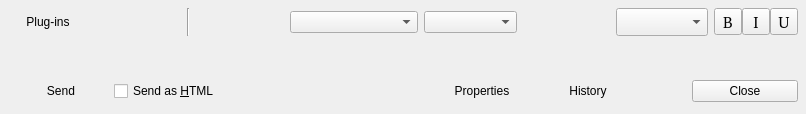
This is rzxchatui_mac.ui in Fruneau/qRezix as Qt 5 draws it before an edit. The edited form follows.
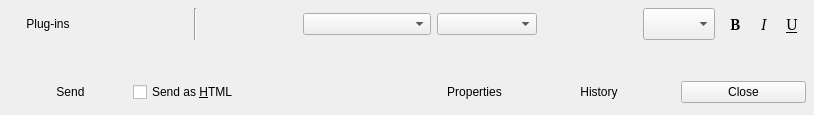
This is the edited form. Custom widgets are drawn as their Qt base class.

```diff
--- a/rzxchatui_mac.ui
+++ b/rzxchatui_mac.ui
@@ -8,8 +8,8 @@
    <rect>
     <x>0</x>
     <y>0</y>
-    <width>806</width>
-    <height>114</height>
+    <width>814</width>
+    <height>107</height>
    </rect>
   </property>
   <property name="sizePolicy" >
@@ -60,175 +60,6 @@
      </property>
     </widget>
    </item>
-   <item row="2" column="0" >
-    <layout class="QHBoxLayout" >
-     <property name="margin" >
-      <number>0</number>
-     </property>
-     <property name="spacing" >
-      <number>0</number>
-     </property>
-     <item>
-      <widget class="QPushButton" name="btnSend" >
-       <property name="sizePolicy" >
-        <sizepolicy>
-         <hsizetype>5</hsizetype>
-         <vsizetype>0</vsizetype>
-         <horstretch>0</horstretch>
-         <verstretch>0</verstretch>
-        </sizepolicy>
-       </property>
-       <property name="whatsThis" >
-        <string>&lt;h3>Send&lt;/h3>&lt;p>Send the message you have typed...&lt;br>It's a lot easier to use &lt;b>Enter&lt;/b>&lt;/p></string>
-       </property>
-       <property name="text" >
-        <string>Send</string>
-       </property>
-       <property name="shortcut" >
-        <string/>
-       </property>
-       <property name="flat" >
-        <bool>true</bool>
-       </property>
-      </widget>
-     </item>
-     <item>
-      <widget class="QCheckBox" name="cbSendHTML" >
-       <property name="whatsThis" >
-        <string>&lt;h3>Send as HTML&lt;/h3>&lt;p>When this case is checked, you can format your text&lt;/p>&lt;p>&lt;b>Warning : &lt;/b>some clients don't support HTML...&lt;/p></string>
-       </property>
-       <property name="text" >
-        <string>Send as &amp;HTML</string>
-       </property>
-       <property name="shortcut" >
-        <string>⌥H</string>
-       </property>
-      </widget>
-     </item>
-     <item>
-      <spacer>
-       <property name="orientation" >
-        <enum>Qt::Horizontal</enum>
-       </property>
-       <property name="sizeType" >
-        <enum>QSizePolicy::Minimum</enum>
-       </property>
-       <property name="sizeHint" >
-        <size>
-         <width>52</width>
-         <height>30</height>
-        </size>
-       </property>
-      </spacer>
-     </item>
-     <item>
-      <widget class="QPushButton" name="btnSound" >
-       <property name="whatsThis" >
-        <string>&lt;h3>Sound&lt;/h3>&lt;p>Enables/disables the sound which is played when a new message arrives&lt;/p></string>
-       </property>
-       <property name="text" >
-        <string/>
-       </property>
-       <property name="checkable" >
-        <bool>true</bool>
-       </property>
-       <property name="flat" >
-        <bool>true</bool>
-       </property>
-      </widget>
-     </item>
-     <item>
-      <spacer>
-       <property name="orientation" >
-        <enum>Qt::Horizontal</enum>
-       </property>
-       <property name="sizeType" >
-        <enum>QSizePolicy::Minimum</enum>
-       </property>
-       <property name="sizeHint" >
-        <size>
-         <width>52</width>
-         <height>30</height>
-        </size>
-       </property>
-      </spacer>
-     </item>
-     <item>
-      <widget class="QPushButton" name="btnProperties" >
-       <property name="sizePolicy" >
-        <sizepolicy>
-         <hsizetype>5</hsizetype>
-         <vsizetype>0</vsizetype>
-         <horstretch>0</horstretch>
-         <verstretch>0</verstretch>
-        </sizepolicy>
-       </property>
-       <property name="whatsThis" >
-        <string>&lt;h3>Properties&lt;/h3>&lt;p>Ask for the properties of the person you are talking to.&lt;/p></string>
-       </property>
-       <property name="text" >
-        <string>Properties</string>
-       </property>
-       <property name="checkable" >
-        <bool>true</bool>
-       </property>
-       <property name="flat" >
-        <bool>true</bool>
-       </property>
-      </widget>
-     </item>
-     <item>
-      <widget class="QPushButton" name="btnHistorique" >
-       <property name="sizePolicy" >
-        <sizepolicy>
-         <hsizetype>5</hsizetype>
-         <vsizetype>0</vsizetype>
-         <horstretch>0</horstretch>
-         <verstretch>0</verstretch>
-        </sizepolicy>
-       </property>
-       <property name="whatsThis" >
-        <string>&lt;h3>History&lt;/h3>&lt;p>If you want to read all your old chats with this person&lt;/p></string>
-       </property>
-       <property name="text" >
-        <string>History</string>
-       </property>
-       <property name="checkable" >
-        <bool>true</bool>
-       </property>
-       <property name="flat" >
-        <bool>true</bool>
-       </property>
-      </widget>
-     </item>
-     <item>
-      <spacer>
-       <property name="orientation" >
-        <enum>Qt::Horizontal</enum>
-       </property>
-       <property name="sizeType" >
-        <enum>QSizePolicy::Minimum</enum>
-       </property>
-       <property name="sizeHint" >
-        <size>
-         <width>51</width>
-         <height>20</height>
-        </size>
-       </property>
-      </spacer>
-     </item>
-     <item>
-      <widget class="QPushButton" name="btnClose" >
-       <property name="whatsThis" >
-        <string>&lt;h3>Close&lt;/h3>&lt;p>Ends the chat et close the window&lt;/p></string>
-       </property>
-       <property name="text" >
-        <string>Close</string>
-       </property>
-      </widget>
-     </item>
-    </layout>
-   </item>
    <item row="0" column="0" >
     <layout class="QHBoxLayout" >
      <property name="margin" >
@@ -272,8 +103,8 @@
        </property>
        <property name="sizeHint" >
         <size>
-         <width>81</width>
-         <height>21</height>
+         <width>50</width>
+         <height>32</height>
         </size>
        </property>
       </spacer>
@@ -301,8 +132,8 @@
        </property>
        <property name="sizeHint" >
         <size>
-         <width>60</width>
-         <height>21</height>
+         <width>50</width>
+         <height>32</height>
         </size>
        </property>
       </spacer>
@@ -353,8 +184,8 @@
        </property>
        <property name="sizeHint" >
         <size>
-         <width>81</width>
-         <height>20</height>
+         <width>30</width>
+         <height>30</height>
         </size>
        </property>
       </spacer>
@@ -363,21 +194,21 @@
       <widget class="QComboBox" name="cbSize" >
        <property name="sizePolicy" >
         <sizepolicy>
-         <hsizetype>0</hsizetype>
-         <vsizetype>7</vsizetype>
+         <hsizetype>5</hsizetype>
+         <vsizetype>0</vsizetype>
          <horstretch>0</horstretch>
          <verstretch>0</verstretch>
         </sizepolicy>
        </property>
        <property name="minimumSize" >
         <size>
-         <width>92</width>
+         <width>0</width>
          <height>0</height>
         </size>
        </property>
        <property name="maximumSize" >
         <size>
-         <width>92</width>
+         <width>32767</width>
          <height>32767</height>
         </size>
        </property>
@@ -387,14 +218,14 @@
       </widget>
      </item>
      <item>
-      <layout class="QHBoxLayout" >
+      <layout class="QGridLayout" >
        <property name="margin" >
         <number>0</number>
        </property>
        <property name="spacing" >
         <number>0</number>
        </property>
-       <item>
+       <item row="0" column="0" >
         <widget class="QToolButton" name="btnBold" >
          <property name="minimumSize" >
           <size>
@@ -406,9 +237,9 @@
           <font>
            <family></family>
            <pointsize>12</pointsize>
-           <weight>50</weight>
+           <weight>75</weight>
            <italic>false</italic>
-           <bold>false</bold>
+           <bold>true</bold>
            <underline>false</underline>
            <strikeout>false</strikeout>
           </font>
@@ -425,48 +256,15 @@
          <property name="checkable" >
           <bool>true</bool>
          </property>
+         <property name="toolButtonStyle" >
+          <enum>Qt::ToolButtonTextOnly</enum>
+         </property>
          <property name="autoRaise" >
-          <bool>false</bool>
-         </property>
-        </widget>
-       </item>
-       <item>
-        <widget class="QToolButton" name="btnItalic" >
-         <property name="minimumSize" >
-          <size>
-           <width>28</width>
-           <height>0</height>
-          </size>
-         </property>
-         <property name="font" >
-          <font>
-           <family></family>
-           <pointsize>12</pointsize>
-           <weight>50</weight>
-           <italic>false</italic>
-           <bold>false</bold>
-           <underline>false</underline>
-           <strikeout>false</strikeout>
-          </font>
-         </property>
-         <property name="whatsThis" >
-          <string>&lt;h3>Italic&lt;/h3>&lt;p>When you decided to send your messages as HTML, this button can enable/disable the italic style for the text&lt;/p></string>
-         </property>
-         <property name="text" >
-          <string>I</string>
-         </property>
-         <property name="shortcut" >
-          <string>⌘I</string>
-         </property>
-         <property name="checkable" >
           <bool>true</bool>
          </property>
-         <property name="autoRaise" >
-          <bool>false</bool>
-         </property>
         </widget>
        </item>
-       <item>
+       <item row="0" column="2" >
         <widget class="QToolButton" name="btnUnderline" >
          <property name="minimumSize" >
           <size>
@@ -481,7 +279,7 @@
            <weight>50</weight>
            <italic>false</italic>
            <bold>false</bold>
-           <underline>false</underline>
+           <underline>true</underline>
            <strikeout>false</strikeout>
           </font>
          </property>
@@ -497,8 +295,50 @@
          <property name="checkable" >
           <bool>true</bool>
          </property>
+         <property name="toolButtonStyle" >
+          <enum>Qt::ToolButtonTextOnly</enum>
+         </property>
          <property name="autoRaise" >
-          <bool>false</bool>
+          <bool>true</bool>
+         </property>
+        </widget>
+       </item>
+       <item row="0" column="1" >
+        <widget class="QToolButton" name="btnItalic" >
+         <property name="minimumSize" >
+          <size>
+           <width>28</width>
+           <height>0</height>
+          </size>
+         </property>
+         <property name="font" >
+          <font>
+           <family></family>
+           <pointsize>12</pointsize>
+           <weight>50</weight>
+           <italic>true</italic>
+           <bold>false</bold>
+           <underline>false</underline>
+           <strikeout>false</strikeout>
+          </font>
+         </property>
+         <property name="whatsThis" >
+          <string>&lt;h3>Italic&lt;/h3>&lt;p>When you decided to send your messages as HTML, this button can enable/disable the italic style for the text&lt;/p></string>
+         </property>
+         <property name="text" >
+          <string>I</string>
+         </property>
+         <property name="shortcut" >
+          <string>⌘I</string>
+         </property>
+         <property name="checkable" >
+          <bool>true</bool>
+         </property>
+         <property name="toolButtonStyle" >
+          <enum>Qt::ToolButtonTextOnly</enum>
+         </property>
+         <property name="autoRaise" >
+          <bool>true</bool>
          </property>
         </widget>
        </item>
@@ -506,7 +346,216 @@
      </item>
     </layout>
    </item>
+   <item row="2" column="0" >
+    <layout class="QHBoxLayout" >
+     <property name="margin" >
+      <number>0</number>
+     </property>
+     <property name="spacing" >
+      <number>0</number>
+     </property>
+     <item>
+      <widget class="QPushButton" name="btnSend" >
+       <property name="sizePolicy" >
+        <sizepolicy>
+         <hsizetype>5</hsizetype>
+         <vsizetype>0</vsizetype>
+         <horstretch>0</horstretch>
+         <verstretch>0</verstretch>
+        </sizepolicy>
+       </property>
+       <property name="whatsThis" >
+        <string>&lt;h3>Send&lt;/h3>&lt;p>Send the message you have typed...&lt;br>It's a lot easier to use &lt;b>Enter&lt;/b>&lt;/p></string>
+       </property>
+       <property name="text" >
+        <string>Send</string>
+       </property>
+       <property name="shortcut" >
+        <string/>
+       </property>
+       <property name="flat" >
+        <bool>true</bool>
+       </property>
+      </widget>
+     </item>
+     <item>
+      <widget class="QCheckBox" name="cbSendHTML" >
+       <property name="whatsThis" >
+        <string>&lt;h3>Send as HTML&lt;/h3>&lt;p>When this case is checked, you can format your text&lt;/p>&lt;p>&lt;b>Warning : &lt;/b>some clients don't support HTML...&lt;/p></string>
+       </property>
+       <property name="text" >
+        <string>Send as &amp;HTML</string>
+       </property>
+       <property name="shortcut" >
+        <string>⌥H</string>
+       </property>
+      </widget>
+     </item>
+     <item>
+      <spacer>
+       <property name="orientation" >
+        <enum>Qt::Horizontal</enum>
+       </property>
+       <property name="sizeType" >
+        <enum>QSizePolicy::Minimum</enum>
+       </property>
+       <property name="sizeHint" >
+        <size>
+         <width>15</width>
+         <height>30</height>
+        </size>
+       </property>
+      </spacer>
+     </item>
+     <item>
+      <widget class="QPushButton" name="btnSound" >
+       <property name="whatsThis" >
+        <string>&lt;h3>Sound&lt;/h3>&lt;p>Enables/disables the sound which is played when a new message arrives&lt;/p></string>
+       </property>
+       <property name="text" >
+        <string/>
+       </property>
+       <property name="checkable" >
+        <bool>true</bool>
+       </property>
+       <property name="flat" >
+        <bool>true</bool>
+       </property>
+      </widget>
+     </item>
+     <item>
+      <spacer>
+       <property name="orientation" >
+        <enum>Qt::Horizontal</enum>
+       </property>
+       <property name="sizeType" >
+        <enum>QSizePolicy::Minimum</enum>
+       </property>
+       <property name="sizeHint" >
+        <size>
+         <width>15</width>
+         <height>30</height>
+        </size>
+       </property>
+      </spacer>
+     </item>
+     <item>
+      <widget class="QPushButton" name="btnProperties" >
+       <property name="sizePolicy" >
+        <sizepolicy>
+         <hsizetype>5</hsizetype>
+         <vsizetype>0</vsizetype>
+         <horstretch>0</horstretch>
+         <verstretch>0</verstretch>
+        </sizepolicy>
+       </property>
+       <property name="whatsThis" >
+        <string>&lt;h3>Properties&lt;/h3>&lt;p>Ask for the properties of the person you are talking to.&lt;/p></string>
+       </property>
+       <property name="text" >
+        <string>Properties</string>
+       </property>
+       <property name="checkable" >
+        <bool>true</bool>
+       </property>
+       <property name="flat" >
+        <bool>true</bool>
+       </property>
+      </widget>
+     </item>
+     <item>
+      <widget class="QPushButton" name="btnHistorique" >
+       <property name="sizePolicy" >
+        <sizepolicy>
+         <hsizetype>5</hsizetype>
+         <vsizetype>0</vsizetype>
+         <horstretch>0</horstretch>
+         <verstretch>0</verstretch>
+        </sizepolicy>
+       </property>
+       <property name="whatsThis" >
+        <string>&lt;h3>History&lt;/h3>&lt;p>If you want to read all your old chats with this person&lt;/p></string>
+       </property>
+       <property name="text" >
+        <string>History</string>
+       </property>
+       <property name="checkable" >
+        <bool>true</bool>
+       </property>
+       <property name="flat" >
+        <bool>true</bool>
+       </property>
+      </widget>
+     </item>
+     <item>
+      <spacer>
+       <property name="orientation" >
+        <enum>Qt::Horizontal</enum>
+       </property>
+       <property name="sizeType" >
+        <enum>QSizePolicy::Minimum</enum>
+       </property>
+       <property name="sizeHint" >
+        <size>
+         <width>20</width>
+         <height>20</height>
+        </size>
+       </property>
+      </spacer>
+     </item>
+     <item>
+      <widget class="QPushButton" name="btnClose" >
+       <property name="whatsThis" >
+        <string>&lt;h3>Close&lt;/h3>&lt;p>Ends the chat et close the window&lt;/p></string>
+       </property>
+       <property name="text" >
+        <string>Close</string>
+       </property>
+      </widget>
+     </item>
+    </layout>
+   </item>
   </layout>
+  <widget class="QWidget" name="" >
+   <property name="geometry" >
+    <rect>
+     <x>9</x>
+     <y>9</y>
+     <width>788</width>
+     <height>34</height>
+    </rect>
+   </property>
+  </widget>
+  <widget class="QWidget" name="" >
+   <property name="geometry" >
+    <rect>
+     <x>710</x>
+     <y>10</y>
+     <width>86</width>
+     <height>32</height>
+    </rect>
+   </property>
+  </widget>
+  <widget class="QWidget" name="" >
+   <property name="geometry" >
+    <rect>
+     <x>650</x>
+     <y>10</y>
+     <width>114</width>
+     <height>40</height>
+    </rect>
+   </property>
+  </widget>
+  <widget class="QWidget" name="" >
+   <property name="geometry" >
+    <rect>
+     <x>10</x>
+     <y>10</y>
+     <width>788</width>
+     <height>34</height>
+    </rect>
+   </property>
+  </widget>
  </widget>
  <layoutdefault spacing="3" margin="2" />
  <pixmapfunction></pixmapfunction>
```
Left out of the diff: 6 changed lines with no effect on the pictures.
